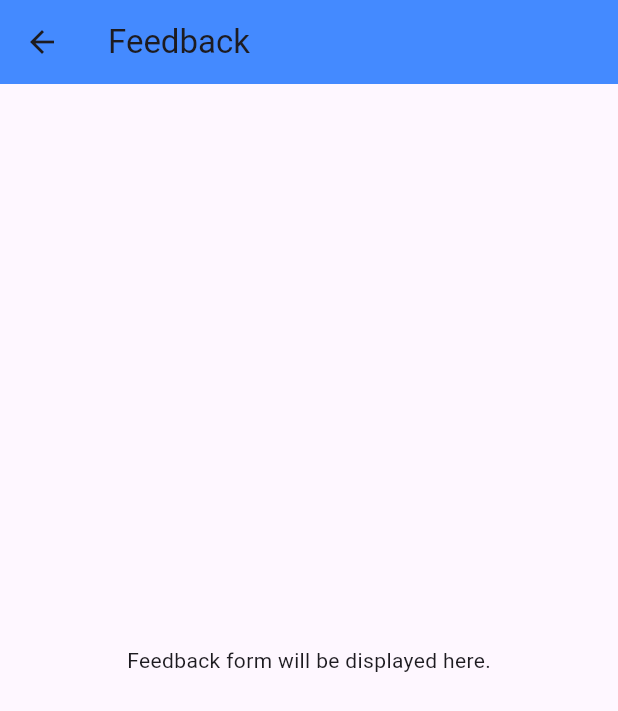
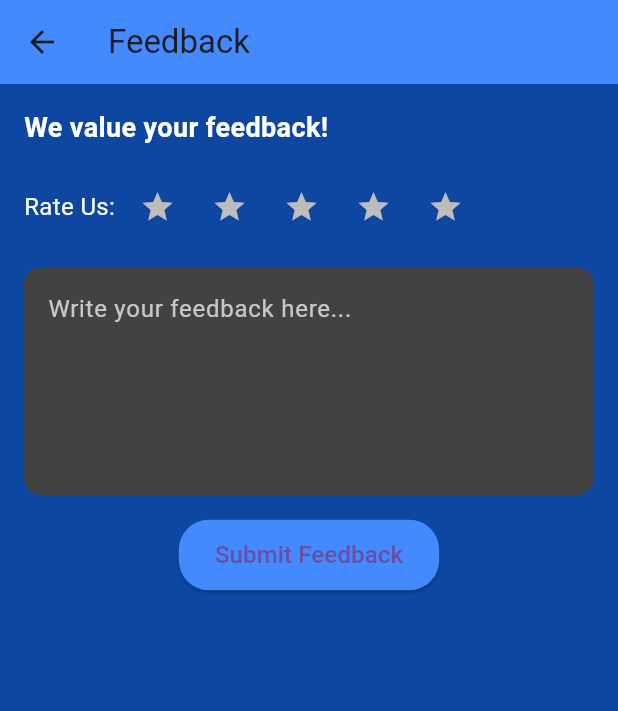
Before and after one commit to NexusGKSoftwares/pure_waters_app, a Flutter app: the FeedbackScreen screen opened directly, on a phone screen of 412 x 824 dp. Shown: the top 711 px of the screen. Run offline on Flutter 3.47's test engine with Material 3 defaults, Android fonts, the phone set to English and light mode, and no system bars; our stand-ins replace image_picker.

Commit message:
Rating System:
Users can select a rating from 1 to 5 stars.
Stars update dynamically based on user selection.
Feedback Form:

A multi-line text field for users to write their feedback.
Styled for a modern look.

```diff
--- a/lib/screens/help_support_screen.dart
+++ b/lib/screens/help_support_screen.dart
@@ -626,19 +626,130 @@ class _LiveChatScreenState extends State<LiveChatScreen> {
     );
   }
 }
+//
+// import 'package:flutter/material.dart';
 
-class FeedbackScreen extends StatelessWidget {
+class FeedbackScreen extends StatefulWidget {
   const FeedbackScreen({super.key});
+
+  @override
+  _FeedbackScreenState createState() => _FeedbackScreenState();
+}
+
+class _FeedbackScreenState extends State<FeedbackScreen> {
+  final TextEditingController _feedbackController = TextEditingController();
+  double _rating = 0; // Holds the rating value
+
+  void _submitFeedback() {
+    if (_feedbackController.text.isNotEmpty && _rating > 0) {
+      // You can replace this with a backend API call or Firebase integration
+      ScaffoldMessenger.of(context).showSnackBar(
+        const SnackBar(
+          content: Text('Thank you for your feedback!'),
+          backgroundColor: Colors.green,
+        ),
+      );
+      _feedbackController.clear();
+      setState(() {
+        _rating = 0;
+      });
+    } else {
+      ScaffoldMessenger.of(context).showSnackBar(
+        const SnackBar(
+          content: Text('Please provide feedback and a rating!'),
+          backgroundColor: Colors.red,
+        ),
+      );
+    }
+  }
 
   @override
   Widget build(BuildContext context) {
     return Scaffold(
+      backgroundColor: Colors.blue[900],
       appBar: AppBar(
         title: const Text('Feedback'),
         backgroundColor: Colors.blueAccent,
       ),
-      body: const Center(
-        child: Text('Feedback form will be displayed here.'),
+      body: Padding(
+        padding: const EdgeInsets.all(16.0),
+        child: Column(
+          crossAxisAlignment: CrossAxisAlignment.start,
+          children: [
+            const Text(
+              'We value your feedback!',
+              style: TextStyle(
+                fontSize: 18,
+                fontWeight: FontWeight.bold,
+                color: Colors.white,
+              ),
+            ),
+            const SizedBox(height: 16),
+
+            // Rating Section
+            Row(
+              children: [
+                const Text(
+                  'Rate Us: ',
+                  style: TextStyle(
+                    fontSize: 16,
+                    color: Colors.white,
+                  ),
+                ),
+                for (int i = 1; i <= 5; i++)
+                  IconButton(
+                    icon: Icon(
+                      Icons.star,
+                      color: i <= _rating ? Colors.yellow : Colors.grey[400],
+                    ),
+                    onPressed: () {
+                      setState(() {
+                        _rating = i.toDouble();
+                      });
+                    },
+                  ),
+              ],
+            ),
+            const SizedBox(height: 16),
+
+            // Feedback Text Field
+            TextField(
+              controller: _feedbackController,
+              maxLines: 5,
+              decoration: InputDecoration(
+                hintText: 'Write your feedback here...',
+                hintStyle: const TextStyle(color: Colors.white70),
+                filled: true,
+                fillColor: Colors.grey[800],
+                border: OutlineInputBorder(
+                  borderRadius: BorderRadius.circular(12),
+                  borderSide: BorderSide.none,
+                ),
+              ),
+              style: const TextStyle(color: Colors.white),
+            ),
+            const SizedBox(height: 16),
+
+            // Submit Button
+            Center(
+              child: ElevatedButton(
+                onPressed: _submitFeedback,
+                style: ElevatedButton.styleFrom(
+                  backgroundColor: Colors.blueAccent,
+                  shape: RoundedRectangleBorder(
+                    borderRadius: BorderRadius.circular(20),
+                  ),
+                  padding: const EdgeInsets.symmetric(
+                      vertical: 12, horizontal: 24),
+                ),
+                child: const Text(
+                  'Submit Feedback',
+                  style: TextStyle(fontSize: 16),
+                ),
+              ),
+            ),
+          ],
+        ),
       ),
     );
   }
```
